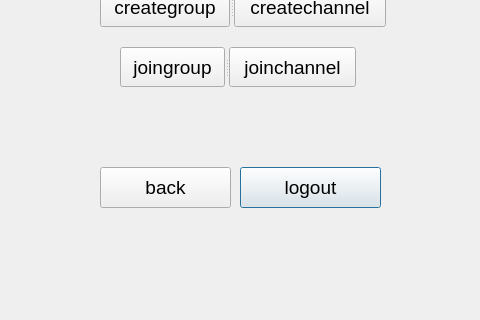
Before: the Qt Designer form massenger/menu_dialog.ui in MahanBeidokhti/AP-Messenger, drawn with Qt 5; both pictures show x 380 to 860 and y 403 to 723 of the 1254 by 723 pixel window.
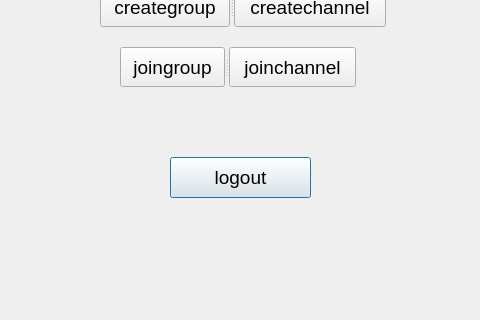
After: the same form once the commit is applied. Icons and pictures are not drawn.

Diff of the .ui file:
```diff
--- a/massenger/menu_dialog.ui
+++ b/massenger/menu_dialog.ui
@@ -19,8 +19,8 @@
   <widget class="QPushButton" name="logout_pushButton">
    <property name="geometry">
     <rect>
-     <x>620</x>
-     <y>570</y>
+     <x>550</x>
+     <y>560</y>
      <width>141</width>
      <height>41</height>
     </rect>
@@ -34,24 +34,6 @@
     <string>logout</string>
    </property>
   </widget>
-  <widget class="QPushButton" name="back_pushButton">
-   <property name="geometry">
-    <rect>
-     <x>480</x>
-     <y>570</y>
-     <width>131</width>
-     <height>41</height>
-    </rect>
-   </property>
-   <property name="font">
-    <font>
-     <pointsize>14</pointsize>
-    </font>
-   </property>
-   <property name="text">
-    <string>back</string>
-   </property>
-  </widget>
   <widget class="QSplitter" name="splitter">
    <property name="geometry">
     <rect>
```
